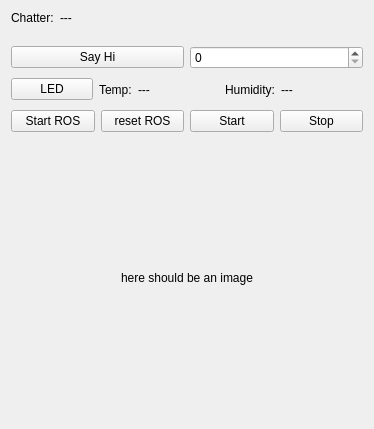
This is include/bfmc_dashboard/dashboard_gui.ui in euhenn/bfmc_dashboard as Qt 5 draws it before an edit. The edited form follows.
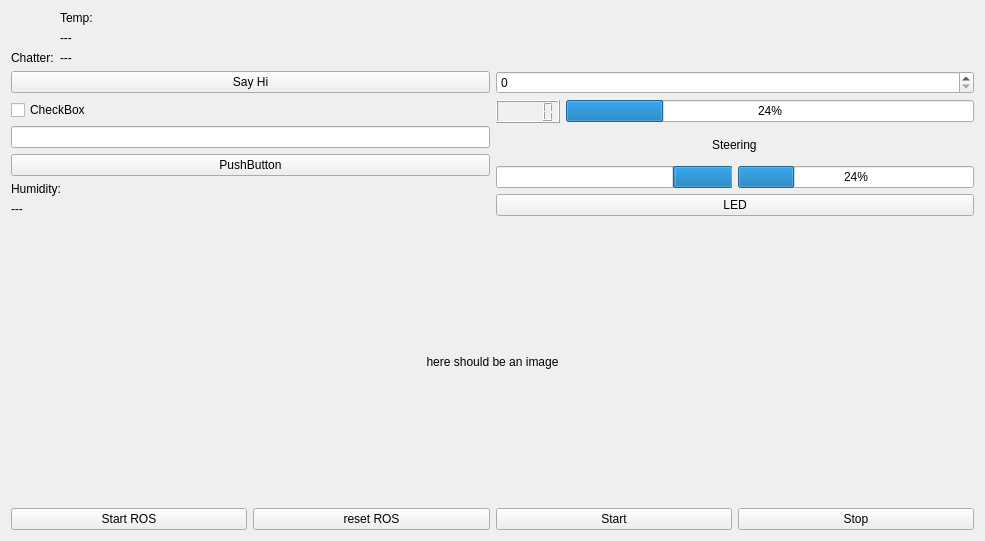
This is the edited form.

```diff
--- a/include/bfmc_dashboard/dashboard_gui.ui
+++ b/include/bfmc_dashboard/dashboard_gui.ui
@@ -6,8 +6,8 @@
    <rect>
     <x>0</x>
     <y>0</y>
-    <width>374</width>
-    <height>429</height>
+    <width>985</width>
+    <height>522</height>
    </rect>
   </property>
   <property name="windowTitle">
@@ -16,20 +16,40 @@
   <layout class="QVBoxLayout" name="verticalLayout">
    <item>
     <layout class="QFormLayout" name="formLayout">
-     <item row="0" column="0">
+     <item row="2" column="0">
       <widget class="QLabel" name="chatter_lbl">
        <property name="text">
         <string>Chatter:</string>
        </property>
       </widget>
      </item>
-     <item row="0" column="1">
+     <item row="2" column="1">
       <widget class="QLabel" name="chatter">
        <property name="text">
         <string>---</string>
        </property>
       </widget>
      </item>
+     <item row="1" column="1">
+      <widget class="QLabel" name="temp">
+       <property name="text">
+        <string>---</string>
+       </property>
+      </widget>
+     </item>
+     <item row="0" column="1">
+      <widget class="QLabel" name="temp_lbl">
+       <property name="sizePolicy">
+        <sizepolicy hsizetype="Fixed" vsizetype="Preferred">
+         <horstretch>0</horstretch>
+         <verstretch>0</verstretch>
+        </sizepolicy>
+       </property>
+       <property name="text">
+        <string>Temp:</string>
+       </property>
+      </widget>
+     </item>
     </layout>
    </item>
    <item>
@@ -49,29 +69,21 @@
    <item>
     <layout class="QHBoxLayout" name="horizontalLayout_2">
      <item>
-      <widget class="QPushButton" name="led_button">
+      <layout class="QVBoxLayout" name="verticalLayout_5">
+       <item>
+        <widget class="QCheckBox" name="checkBox">
        <property name="text">
-        <string>LED</string>
+          <string>CheckBox</string>
        </property>
       </widget>
      </item>
      <item>
-      <widget class="QLabel" name="temp_lbl">
-       <property name="sizePolicy">
-        <sizepolicy hsizetype="Fixed" vsizetype="Preferred">
-         <horstretch>0</horstretch>
-         <verstretch>0</verstretch>
-        </sizepolicy>
-       </property>
-       <property name="text">
-        <string>Temp:</string>
-       </property>
-      </widget>
+        <widget class="QLineEdit" name="lineEdit"/>
      </item>
      <item>
-      <widget class="QLabel" name="temp">
+        <widget class="QPushButton" name="pushButton">
        <property name="text">
-        <string>---</string>
+          <string>PushButton</string>
        </property>
       </widget>
      </item>
@@ -98,6 +110,90 @@
     </layout>
    </item>
    <item>
+      <layout class="QVBoxLayout" name="verticalLayout_3">
+       <item>
+        <layout class="QHBoxLayout" name="horizontalLayout_10">
+         <item>
+          <widget class="QLCDNumber" name="speed"/>
+         </item>
+         <item>
+          <widget class="QProgressBar" name="battery_lvl">
+           <property name="maximumSize">
+            <size>
+             <width>500</width>
+             <height>16777215</height>
+            </size>
+           </property>
+           <property name="value">
+            <number>24</number>
+           </property>
+          </widget>
+         </item>
+        </layout>
+       </item>
+       <item>
+        <layout class="QHBoxLayout" name="horizontalLayout_9">
+         <item alignment="Qt::AlignHCenter">
+          <widget class="QLabel" name="steering_lbl">
+           <property name="text">
+            <string>Steering</string>
+           </property>
+          </widget>
+         </item>
+        </layout>
+       </item>
+       <item>
+        <layout class="QHBoxLayout" name="horizontalLayout_7">
+         <item>
+          <widget class="QProgressBar" name="left_steer">
+           <property name="value">
+            <number>24</number>
+           </property>
+           <property name="textVisible">
+            <bool>true</bool>
+           </property>
+           <property name="invertedAppearance">
+            <bool>true</bool>
+           </property>
+          </widget>
+         </item>
+         <item>
+          <widget class="QProgressBar" name="right_steer">
+           <property name="value">
+            <number>24</number>
+           </property>
+          </widget>
+         </item>
+        </layout>
+       </item>
+       <item>
+        <widget class="QPushButton" name="led_button">
+         <property name="text">
+          <string>LED</string>
+         </property>
+        </widget>
+       </item>
+      </layout>
+     </item>
+    </layout>
+   </item>
+   <item>
+    <widget class="QLabel" name="image_feed">
+     <property name="minimumSize">
+      <size>
+       <width>280</width>
+       <height>280</height>
+      </size>
+     </property>
+     <property name="text">
+      <string>here should be an image</string>
+     </property>
+     <property name="alignment">
+      <set>Qt::AlignCenter</set>
+     </property>
+    </widget>
+   </item>
+   <item>
     <layout class="QHBoxLayout" name="horizontalLayout_3">
      <item>
       <widget class="QPushButton" name="startROS">
@@ -129,22 +225,6 @@
      </item>
     </layout>
    </item>
-   <item>
-    <widget class="QLabel" name="image_feed">
-     <property name="minimumSize">
-      <size>
-       <width>280</width>
-       <height>280</height>
-      </size>
-     </property>
-     <property name="text">
-      <string>here should be an image</string>
-     </property>
-     <property name="alignment">
-      <set>Qt::AlignCenter</set>
-     </property>
-    </widget>
-   </item>
   </layout>
  </widget>
  <resources/>
```
Lines whose indentation alone changed are shown as unchanged.
